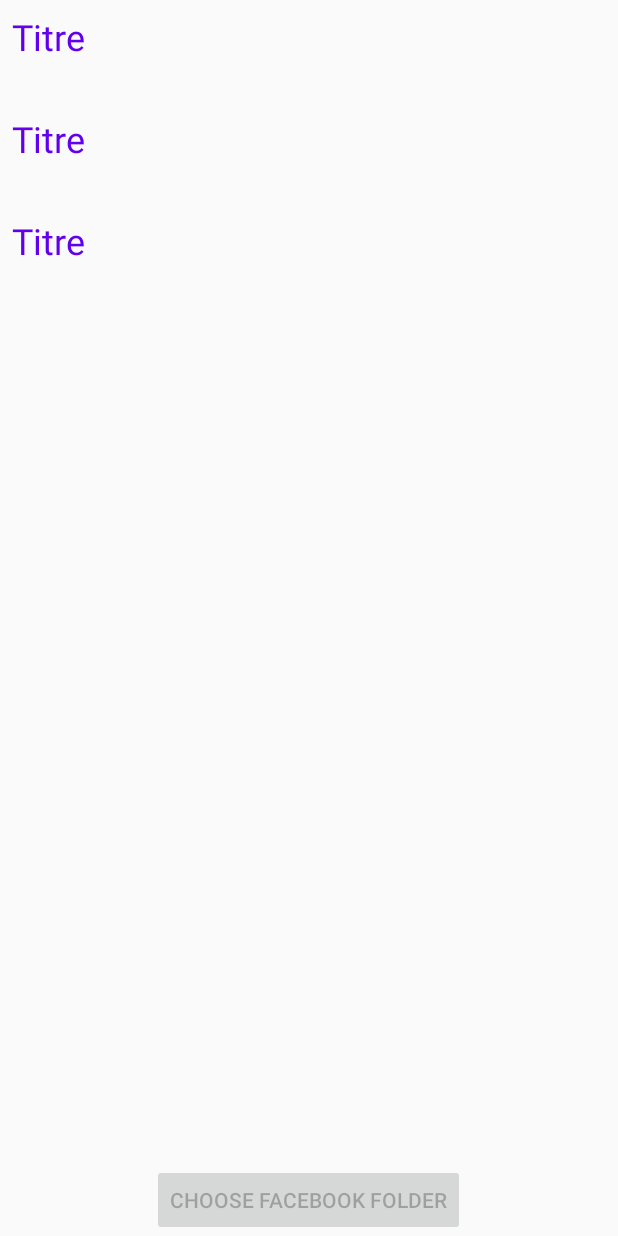
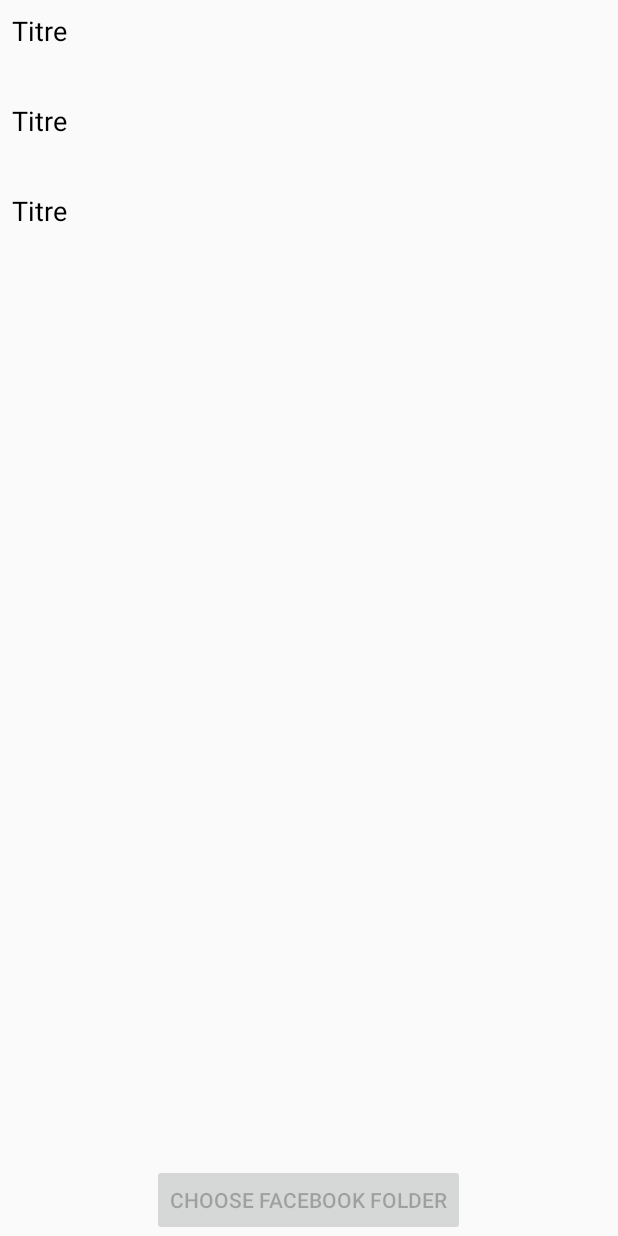
Before and after one commit to Doreapp/My_data_analyser, an Android app: the layout activity_main.xml on its own in the app's theme, with its tools: preview values and no code run, on a phone screen of 412 x 824 dp. Run offline under Robolectric (Android 15) with nearby library versions, the phone set to English and light mode, and no system bars.

Commit message:
Changing colors

```diff
--- a/app/src/main/res/layout/item_view_conversation.xml
+++ b/app/src/main/res/layout/item_view_conversation.xml
@@ -8,9 +8,9 @@
 
     <TextView android:layout_width="match_parent" android:layout_height="wrap_content"
               android:text="Titre"
-              android:textColor="@color/colorPrimary"
+              android:textColor="@color/black"
               android:id="@+id/tvTitle"
-              android:textSize="@dimen/h2"/>
+              android:textSize="@dimen/large"/>
 
     <TextView android:layout_width="match_parent" android:layout_height="wrap_content"
               android:id="@+id/tvStats"
--- a/app/src/main/res/layout/item_view_numbered_list.xml
+++ b/app/src/main/res/layout/item_view_numbered_list.xml
@@ -11,7 +11,7 @@
               android:id="@+id/tvName"
               android:text="Léandre Rocheteau"
               android:textSize="@dimen/normal"
-              android:textColor="@android:color/black"
+              android:textColor="@color/black"
               android:layout_gravity="start"/>
 
     <View android:layout_width="0dp"
--- a/app/src/main/res/values/colors.xml
+++ b/app/src/main/res/values/colors.xml
@@ -1,6 +1,13 @@
 <?xml version="1.0" encoding="utf-8"?>
 <resources>
-    <color name="colorPrimary">#6200EE</color>
-    <color name="colorPrimaryDark">#3700B3</color>
-    <color name="colorAccent">#03DAC5</color>
+    <color name="colorPrimary">#7cb342</color>
+    <color name="colorPrimaryDark">#4b830d</color>
+    <color name="colorPrimaryLight">#aee571</color>
+    <color name="colorAccent">#26c6da</color>
+    <color name="colorAccentDark">#0095a8</color>
+    <color name="colorAccentLight">#6ff9ff</color>
+
+
+    <color name="black">#000000</color>
+    <color name="white">#ffffff</color>
 </resources>
```
